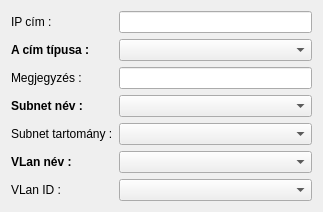
The window that lv2g/edit_ip.ui (csikfer/lanview2) describes before a commit, drawn with Qt 5.
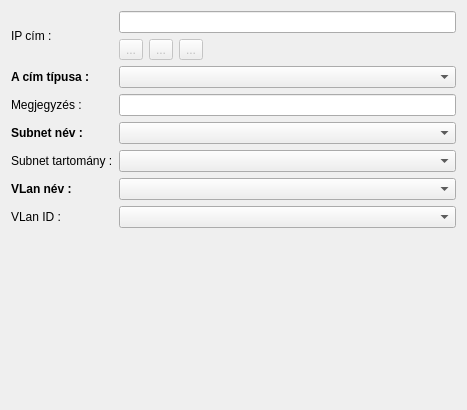
The same window after the commit. Icons and pictures are not drawn.

Commit message: Workstation adatlak folyt ... Az edit widgetek (lv2widgets) letisztázása: egységes NULL kezelés (nincs teljesen kész). Telsztelni kell !!! Nem stabil verzió!

Diff of the .ui file:
```diff
--- a/lv2g/edit_ip.ui
+++ b/lv2g/edit_ip.ui
@@ -6,8 +6,8 @@
    <rect>
     <x>0</x>
     <y>0</y>
-    <width>323</width>
-    <height>190</height>
+    <width>467</width>
+    <height>410</height>
    </rect>
   </property>
   <property name="windowTitle">
@@ -16,6 +16,12 @@
   <layout class="QFormLayout" name="formLayout">
    <item row="0" column="0">
     <widget class="QLabel" name="labelAddress">
+     <property name="sizePolicy">
+      <sizepolicy hsizetype="Preferred" vsizetype="MinimumExpanding">
+       <horstretch>0</horstretch>
+       <verstretch>0</verstretch>
+      </sizepolicy>
+     </property>
      <property name="font">
       <font>
        <weight>50</weight>
@@ -29,7 +35,70 @@
     </widget>
    </item>
    <item row="0" column="1">
-    <widget class="QLineEdit" name="lineEditAddress"/>
+    <layout class="QVBoxLayout" name="verticalLayout">
+     <item>
+      <widget class="QLineEdit" name="lineEditAddress"/>
+     </item>
+     <item>
+      <layout class="QHBoxLayout" name="horizontalLayout">
+       <item>
+        <widget class="QToolButton" name="toolButtonQuery">
+         <property name="enabled">
+          <bool>false</bool>
+         </property>
+         <property name="text">
+          <string>...</string>
+         </property>
+         <property name="icon">
+          <iconset resource="lv2g.qrc">
+           <normaloff>:/icons/zoom.ico</normaloff>:/icons/zoom.ico</iconset>
+         </property>
+        </widget>
+       </item>
+       <item>
+        <widget class="QToolButton" name="toolButtonGo">
+         <property name="enabled">
+          <bool>false</bool>
+         </property>
+         <property name="text">
+          <string>...</string>
+         </property>
+         <property name="icon">
+          <iconset resource="lv2g.qrc">
+           <normaloff>:/icons/go-jump.ico</normaloff>:/icons/go-jump.ico</iconset>
+         </property>
+        </widget>
+       </item>
+       <item>
+        <widget class="QToolButton" name="toolButtonInfo">
+         <property name="enabled">
+          <bool>false</bool>
+         </property>
+         <property name="text">
+          <string>...</string>
+         </property>
+         <property name="icon">
+          <iconset resource="lv2g.qrc">
+           <normaloff>:/icons/document-properties.ico</normaloff>:/icons/document-properties.ico</iconset>
+         </property>
+        </widget>
+       </item>
+       <item>
+        <spacer name="horizontalSpacer">
+         <property name="orientation">
+          <enum>Qt::Horizontal</enum>
+         </property>
+         <property name="sizeHint" stdset="0">
+          <size>
+           <width>40</width>
+           <height>20</height>
+          </size>
+         </property>
+        </spacer>
+       </item>
+      </layout>
+     </item>
+    </layout>
    </item>
    <item row="1" column="0">
     <widget class="QLabel" name="labelIpType">
@@ -125,6 +194,19 @@
      </property>
     </widget>
    </item>
+   <item row="7" column="1">
+    <spacer name="verticalSpacer">
+     <property name="orientation">
+      <enum>Qt::Vertical</enum>
+     </property>
+     <property name="sizeHint" stdset="0">
+      <size>
+       <width>20</width>
+       <height>40</height>
+      </size>
+     </property>
+    </spacer>
+   </item>
   </layout>
  </widget>
  <resources/>
```
Left out of the diff: 4 changed lines with no effect on the pictures. The commit also changes 24 other files.
